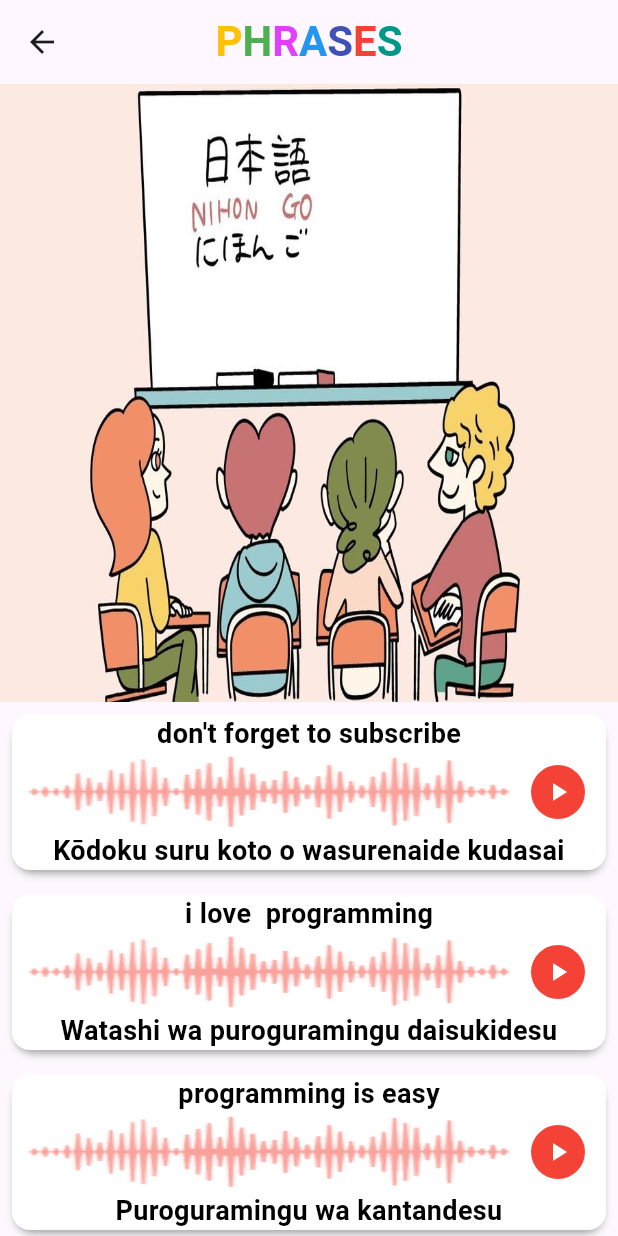
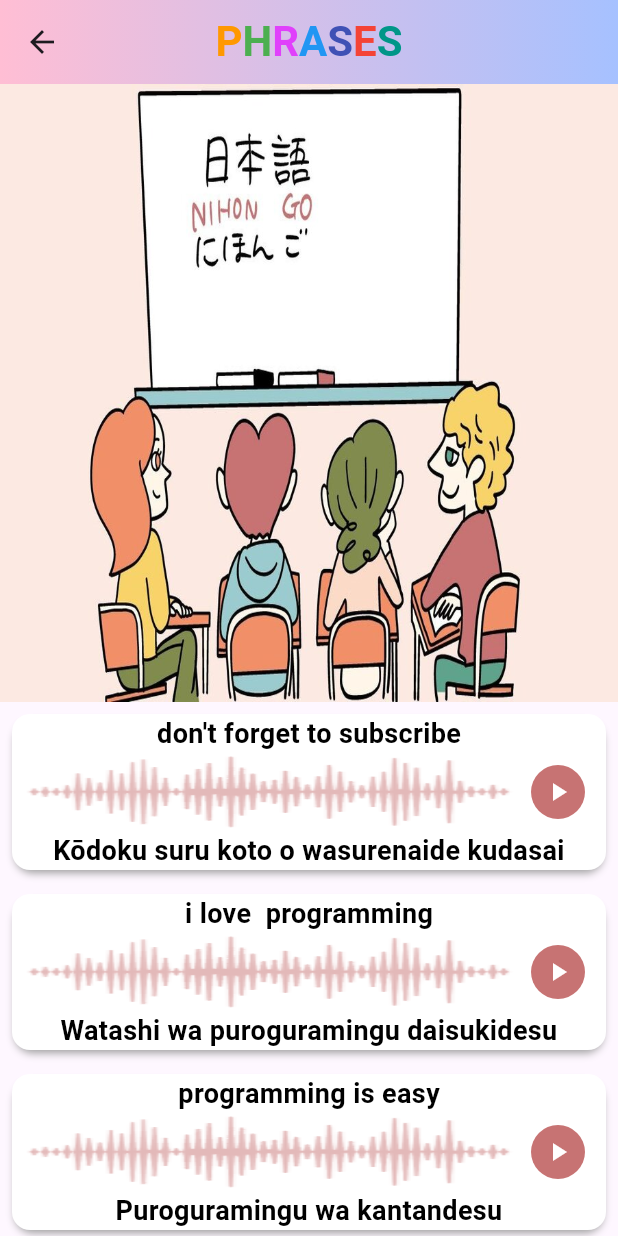
Before and after one commit to mai882002/TOKU, a Flutter app: the screen it shows after launch, after a tap on "Phrases", on a phone screen of 412 x 824 dp. Run offline on Flutter 3.47's test engine with Material 3 defaults, Android fonts, the light colour scheme and no system bars; our stand-ins replace audioplayers.

Commit message:
3 commit

```diff
--- a/lib/pages/home_page.dart
+++ b/lib/pages/home_page.dart
@@ -14,7 +14,7 @@ class HomePage extends StatelessWidget {
   Widget build(BuildContext context) {
     return Scaffold(
       appBar: AppBar(
-        backgroundColor: const Color(0xffeeaeca),
+        backgroundColor: const Color(0xffFFBED4),
         elevation: 0,
         centerTitle: true,
         title: const Row(
@@ -94,8 +94,8 @@ class HomePage extends StatelessWidget {
                   imgPadding: 20,
                   textPadding: 20,
                   height: MediaQuery.sizeOf(context).height / 3,
-                  textColor: const Color.fromARGB(255, 252, 85, 140),
-                  img: 'assets/images/1.jpg',
+                  textColor: const Color(0xffc77373),
+                  img: 'assets/images/phrases.jpg',
                   text: 'Phrases',
                   backgroundColor: Color(0xfffce9e2),
                   onTap: () {
--- a/lib/pages/phrases_page.dart
+++ b/lib/pages/phrases_page.dart
@@ -64,7 +64,7 @@ class PhrasesPage extends StatelessWidget {
           mainAxisSize: MainAxisSize.min,
           mainAxisAlignment: MainAxisAlignment.center,
           children: [
-            Letters(letter: 'P', color: Colors.amber),
+            Letters(letter: 'P', color: Colors.orange),
             Letters(letter: 'H', color: Colors.green),
             Letters(letter: 'R', color: Colors.purpleAccent),
             Letters(letter: 'A', color: Colors.blue),
@@ -73,11 +73,23 @@ class PhrasesPage extends StatelessWidget {
             Letters(letter: 'S', color: Colors.teal),
           ],
         ),
+        backgroundColor: Colors.transparent,
+        flexibleSpace: Container(
+          decoration: const BoxDecoration(
+            gradient: LinearGradient(
+              colors: [
+                Color(0xffFFBED4),
+                Color(0xffA6C1FF),
+              ],
+            ),
+          ),
+        ),
+        elevation: 0,
       ),
       body: CustomScrollView(
         slivers: [
           SliverToBoxAdapter(
-            child: Image.asset('assets/images/1.jpg'),
+            child: Image.asset('assets/images/phrases.jpg'),
           ),
           SliverList(
             delegate: SliverChildBuilderDelegate(
--- a/lib/widgets/phrase_item.dart
+++ b/lib/widgets/phrase_item.dart
@@ -52,7 +52,9 @@ class _PhraseItemState extends State<PhraseItem> {
                 height: 50,
                 width: MediaQuery.sizeOf(context).width - 80,
                 fit: BoxFit.fill,
-                color: isPressed ? Colors.red : Colors.red.withOpacity(0.5) ,
+                color: isPressed
+                    ? Color(0xffc77373)
+                    : Color(0xffc77373).withOpacity(0.5),
               ),
               IconButton(
                 onPressed: () async {
@@ -64,7 +66,7 @@ class _PhraseItemState extends State<PhraseItem> {
                 icon: Container(
                   decoration: BoxDecoration(
                       borderRadius: BorderRadius.circular(50),
-                      color: Colors.red),
+                      color: Color(0xffc77373)),
                   child: const Padding(
                     padding: EdgeInsets.all(8.0),
                     child: Icon(
```
Also changed, not shown: lib/pages/colors_page.dart (+12 -1 lines), lib/pages/family_members_page.dart (+13 -1 lines), lib/pages/numbers_page.dart (+13 -1 lines), assets/images/1.jpg (deleted), assets/images/phrases.jpg.
